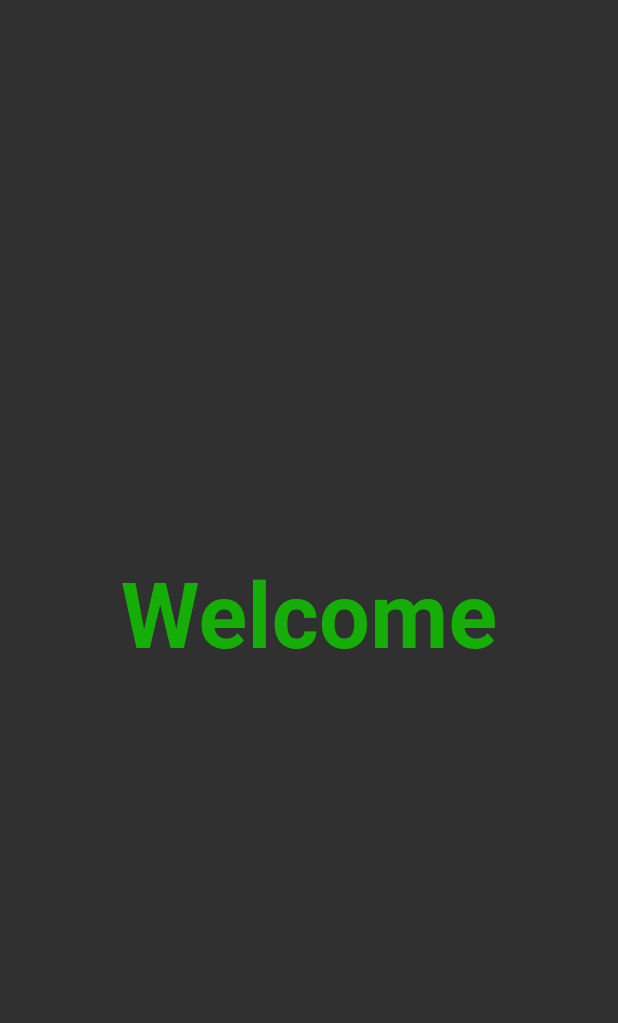
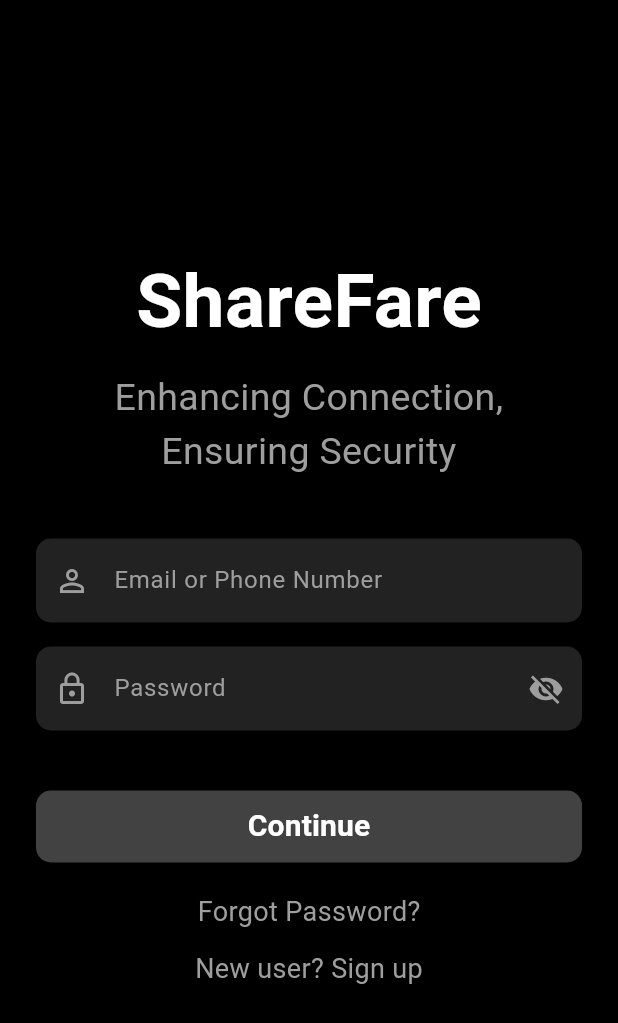
Before and after one commit to parthopaul69/ShareFare, a Flutter app: the screen it shows after launch, on a phone screen of 412 x 824 dp. Shown: the top 1023 px of the screen. Run offline on Flutter 3.47's test engine with Material 3 defaults, Android fonts, the phone set to English and light mode, and no system bars.

Commit message:
Functional login page,splash screen -> login -> dummy homepage

```diff
--- /dev/null
+++ b/lib/login.dart
@@ -0,0 +1,140 @@
+import 'package:flutter/material.dart';
+import 'home.dart';
+
+class LoginPage extends StatefulWidget {
+  const LoginPage({super.key});
+
+  @override
+  State<LoginPage> createState() => _LoginPageState();
+}
+
+class _LoginPageState extends State<LoginPage> {
+  // Toggle for showing/hiding password
+  bool _obscurePassword = true;
+
+  @override
+  Widget build(BuildContext context) {
+    return Scaffold(
+      backgroundColor: Colors.black, // Plain black background
+      body: Center(
+        child: Padding(
+          padding: const EdgeInsets.all(24.0),
+          child: Column(
+            mainAxisAlignment: MainAxisAlignment.center,
+            children: [
+              // App Title
+              const Text(
+                'ShareFare',
+                style: TextStyle(
+                  color: Colors.white,
+                  fontSize: 50,
+                  fontWeight: FontWeight.bold,
+                ),
+              ),
+              const SizedBox(height: 10),
+
+              // Motto
+              const Text(
+                'Enhancing Connection,\nEnsuring Security',
+                textAlign: TextAlign.center,
+                style: TextStyle(
+                  color: Colors.grey,
+                  fontSize: 25,
+                ),
+              ),
+              const SizedBox(height: 40),
+
+              // 1. Email / Phone Field
+              TextField(
+                style: const TextStyle(color: Colors.white),
+                decoration: InputDecoration(
+                  hintText: 'Email or Phone Number',
+                  hintStyle: const TextStyle(color: Colors.grey),
+                  prefixIcon: const Icon(Icons.person_outline, color: Colors.grey),
+                  filled: true,
+                  fillColor: const Color(0xFF222222),
+                  border: OutlineInputBorder(
+                    borderRadius: BorderRadius.circular(10),
+                    borderSide: BorderSide.none,
+                  ),
+                ),
+              ),
+              const SizedBox(height: 16),
+
+              // 2. Password Field
+              TextField(
+                obscureText: _obscurePassword,
+                style: const TextStyle(color: Colors.white),
+                decoration: InputDecoration(
+                  hintText: 'Password',
+                  hintStyle: const TextStyle(color: Colors.grey),
+                  prefixIcon: const Icon(Icons.lock_outline, color: Colors.grey),
+                  suffixIcon: IconButton(
+                    icon: Icon(
+                      _obscurePassword ? Icons.visibility_off : Icons.visibility,
+                      color: Colors.grey,
+                    ),
+                    onPressed: () {
+                      setState(() {
+                        _obscurePassword = !_obscurePassword;
+                      });
+                    },
+                  ),
+                  filled: true,
+                  fillColor: const Color(0xFF222222),
+                  border: OutlineInputBorder(
+                    borderRadius: BorderRadius.circular(10),
+                    borderSide: BorderSide.none,
+                  ),
+                ),
+              ),
+              const SizedBox(height: 40),
+
+              // 3. Gray Continue Button
+              SizedBox(
+                width: double.infinity,
+                height: 48,
+                child: ElevatedButton(
+                  style: ElevatedButton.styleFrom(
+                    backgroundColor: Colors.grey[800],
+                    foregroundColor: Colors.white,
+                    shape: RoundedRectangleBorder(
+                      borderRadius: BorderRadius.circular(10),
+                    ),
+                  ),
+                  onPressed: () {
+                    Navigator.pushReplacement(
+                      context,
+                      MaterialPageRoute(
+                        builder: (context) =>
+                            const MyHomePage(title: 'ShareFare'),
+                      ),
+                    );
+                  },
+                  child: const Text(
+                    'Continue',
+                    style: TextStyle(fontSize: 20, fontWeight: FontWeight.bold),
+                  ),
+                ),
+              ),
+              const SizedBox(height: 20),
+
+              // Forgot Password link
+              const Text(
+                'Forgot Password?',
+                style: TextStyle(color: Colors.grey, fontSize: 18),
+              ),
+              const SizedBox(height: 12),
+
+              // Sign Up link
+              const Text(
+                'New user? Sign up',
+                style: TextStyle(color: Colors.grey, fontSize: 18),
+              ),
+            ],
+          ),
+        ),
+      ),
+    );
+  }
+}
--- a/lib/splash.dart
+++ b/lib/splash.dart
@@ -1,5 +1,5 @@
 import 'package:flutter/material.dart';
-import 'home.dart';
+import 'login.dart';
 
 class Splash extends StatefulWidget {
   const Splash({super.key});
@@ -12,19 +12,19 @@ class _SplashState extends State<Splash> {
   @override
   void initState() {
     super.initState();
-    _navigateToHome();
+    _navigateToLogin();
   }
 
-  void _navigateToHome() async {
+  void _navigateToLogin() async {
     // 1. Wait for 3 seconds on the splash screen
     await Future.delayed(const Duration(seconds: 3));
     if (!mounted) return;
 
-    // 2. Navigate to Home screen using standard MaterialPageRoute
+    // 2. Navigate to Login screen using standard MaterialPageRoute
     Navigator.pushReplacement(
       context,
       MaterialPageRoute(
-        builder: (context) => const MyHomePage(title: 'ShareFare'),
+        builder: (context) => const LoginPage(),
       ),
     );
   }
@@ -40,7 +40,7 @@ class _SplashState extends State<Splash> {
 
             // App Logo
             Image.asset(
-              'assets/AppLogo.jpeg',
+              'assets/AppLogo.png',
               width: 200,
               height: 200,
               fit: BoxFit.contain,
--- a/pubspec.yaml
+++ b/pubspec.yaml
@@ -57,10 +57,8 @@ flutter:
   # the material Icons class.
   uses-material-design: true
 
-  # To add assets to your application, add an assets section, like this:
-  # assets:
-  #   - images/a_dot_burr.jpeg
-  #   - images/a_dot_ham.jpeg
+  assets:
+    - assets/
 
   # An image asset can refer to one or more resolution-specific "variants", see
   # https://flutter.dev/to/resolution-aware-images
```
Also changed, not shown: assets/AppLogo.png (added), lib/main.dart (line endings or trailing spaces).
